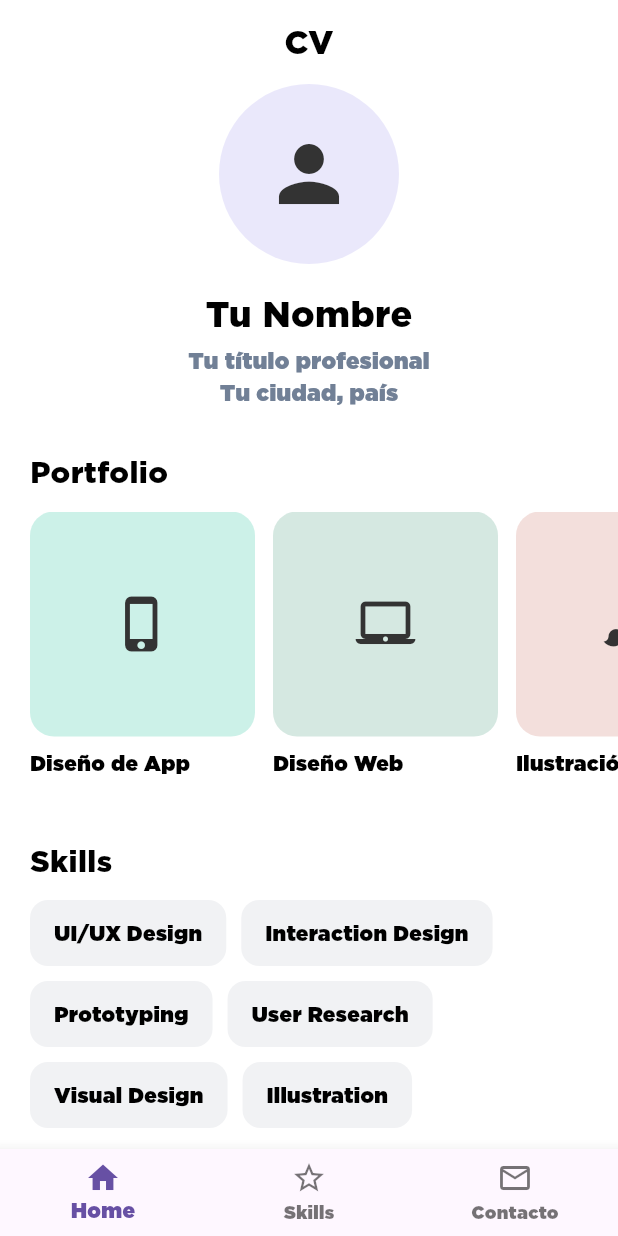
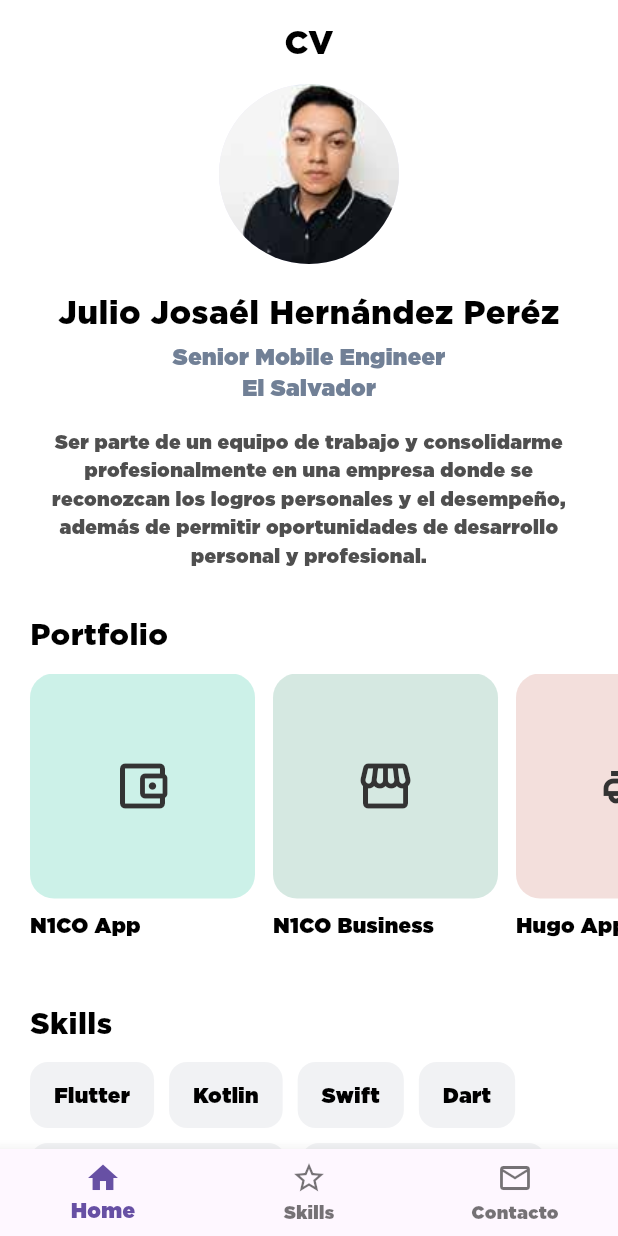
Before and after one commit to josaeljjh/ProfileCV, a Flutter app: the screen it shows after launch, on a phone screen of 412 x 824 dp. Run offline on Flutter 3.47's test engine with Material 3 defaults, Android fonts, the phone set to English and light mode, and no system bars; our stand-ins replace cached_network_image, dio, equatable, flutter_svg, get_it, internet_connection_checker and 2 more; missing offline and left inert: flutter_displaymode.

Commit message:
Populate CV with real data from Julio Josaél Hernández Peréz's CV
Home: real name, title, location, objective statement, real profile
photo (extracted from the uploaded CV PDF), portfolio of real apps
worked on (N1CO, Hugo, Scotiabank, Pagalo, AFP Confia, etc.), core
skills, and full work timeline with descriptions (Mobile SV -> Elanin
-> Hugo Technologies -> N1co Technologies, 2016-2025).

Skills: grouped by area (Flutter/Dart, Android/Kotlin, Arquitectura y
herramientas, iOS/Swift) matching the CV's technology skills section.

Contacto: real email, phone and LinkedIn link.

Co-Authored-By: Claude Sonnet 5 <noreply@anthropic.com>
Claude-Session: https://claude.ai/code/session_01LfEYkEduBRuQwtFwoZxnSY

```diff
--- a/lib/src/ui/features/pages/home/home_page.dart
+++ b/lib/src/ui/features/pages/home/home_page.dart
@@ -11,11 +11,12 @@ class _PortfolioItem {
 }
 
 class _ExperienceItem {
-  const _ExperienceItem(this.company, this.role, this.period);
+  const _ExperienceItem(this.company, this.role, this.period, this.description);
 
   final String company;
   final String role;
   final String period;
+  final String description;
 }
 
 /// "Home" tab: CV summary inspired by the Figma "CV design for mobile" layout -
@@ -23,24 +24,74 @@ class _ExperienceItem {
 class HomePage extends StatelessWidget {
   const HomePage({Key? key}) : super(key: key);
 
+  static const String name = 'Julio Josaél Hernández Peréz';
+  static const String title = 'Senior Mobile Engineer';
+  static const String location = 'El Salvador';
+  static const String objective =
+      'Ser parte de un equipo de trabajo y consolidarme profesionalmente en una '
+      'empresa donde se reconozcan los logros personales y el desempeño, además '
+      'de permitir oportunidades de desarrollo personal y profesional.';
+
   static const List<_PortfolioItem> _portfolio = [
-    _PortfolioItem('Diseño de App', Icons.phone_iphone, iceberg),
-    _PortfolioItem('Diseño Web', Icons.laptop_mac, edgeWater),
-    _PortfolioItem('Ilustración', Icons.brush, dirtyPink300),
+    _PortfolioItem('N1CO App', Icons.account_balance_wallet_outlined, iceberg),
+    _PortfolioItem('N1CO Business', Icons.storefront_outlined, edgeWater),
+    _PortfolioItem('Hugo App', Icons.delivery_dining_outlined, dirtyPink300),
+    _PortfolioItem('Scotiabank App', Icons.account_balance_outlined, soap400),
+    _PortfolioItem('Pagalo App', Icons.payments_outlined, lili300),
+    _PortfolioItem('AFP Confia', Icons.savings_outlined, polar),
+    _PortfolioItem('Yummy App', Icons.restaurant_outlined, auxAlert100),
+    _PortfolioItem('Gourmet Express', Icons.fastfood_outlined, soap300),
   ];
 
   static const List<String> _skills = [
-    'UI/UX Design',
-    'Interaction Design',
-    'Prototyping',
-    'User Research',
-    'Visual Design',
-    'Illustration',
+    'Flutter',
+    'Kotlin',
+    'Swift',
+    'Dart',
+    'Clean Architecture',
+    'Jetpack Compose',
   ];
 
   static const List<_ExperienceItem> _experience = [
-    _ExperienceItem('Tech Innovators Inc.', 'Product Designer', '2021 - Presente'),
-    _ExperienceItem('Creative Solutions Co.', 'UI/UX Designer', '2019 - 2021'),
+    _ExperienceItem(
+      'N1co Technologies',
+      'Senior Flutter Engineer | Staff',
+      '2025',
+      'Liderazgo técnico de la app Business: flujos de pago del PDV '
+          '(tap-to-pay, split payments), integración de métodos de pago y '
+          'nuevo diseño Design 3.0.',
+    ),
+    _ExperienceItem(
+      'N1co Technologies',
+      'Senior Flutter Engineer | TechLead',
+      '2024 - 2025',
+      'Tech Lead. Flutter, Clean Architecture y liderazgo de equipo en '
+          'desarrollo móvil.',
+    ),
+    _ExperienceItem(
+      'N1co Technologies',
+      'Senior Flutter Engineer',
+      '2022 - 2023',
+      'Desarrollo móvil Flutter y Bloc con Clean Architecture.',
+    ),
+    _ExperienceItem(
+      'Hugo Technologies',
+      'Senior Android Engineer',
+      '2020 - 2022',
+      'Desarrollo Android con Jetpack Compose y Clean Architecture.',
+    ),
+    _ExperienceItem(
+      'Elanin',
+      'Senior Android Developer',
+      '2019 - 2020',
+      '1 año en desarrollo de aplicaciones móviles Android.',
+    ),
+    _ExperienceItem(
+      'Mobile SV',
+      'Android Developer',
+      '2016 - 2019',
+      '3 años en desarrollo de aplicaciones móviles Android.',
+    ),
   ];
 
   @override
@@ -82,28 +133,38 @@ class HomePage extends StatelessWidget {
 
   Widget _buildProfileHeader() {
     return Center(
+      child: Padding(
+        padding: const EdgeInsets.symmetric(horizontal: 24),
         child: Column(
           children: [
             const CircleAvatar(
               radius: 60,
               backgroundColor: selago,
-            child: Icon(Icons.person, size: 60, color: carbon500),
+              backgroundImage: AssetImage('assets/images/profile.jpg'),
             ),
             const SizedBox(height: 16),
             const Text(
-            'Tu Nombre',
-            style: TextStyle(fontSize: 24, fontWeight: FontWeight.bold, color: black),
+              name,
+              textAlign: TextAlign.center,
+              style: TextStyle(fontSize: 22, fontWeight: FontWeight.bold, color: black),
             ),
             const SizedBox(height: 4),
             const Text(
-            'Tu título profesional',
+              title,
               style: TextStyle(fontSize: 15, color: slateGray),
             ),
             const Text(
-            'Tu ciudad, país',
+              location,
               style: TextStyle(fontSize: 15, color: slateGray),
             ),
+            const SizedBox(height: 16),
+            const Text(
+              objective,
+              textAlign: TextAlign.center,
+              style: TextStyle(fontSize: 13, color: gray400),
+            ),
           ],
+        ),
       ),
     );
   }
@@ -136,6 +197,7 @@ class HomePage extends StatelessWidget {
                 Container(
                   width: 150,
                   height: 150,
+                  alignment: Alignment.center,
                   decoration: BoxDecoration(
                     color: item.background,
                     borderRadius: BorderRadius.circular(16),
@@ -185,7 +247,10 @@ class HomePage extends StatelessWidget {
       children: _experience
           .map((item) => Padding(
                 padding: const EdgeInsets.symmetric(horizontal: 20, vertical: 12),
-                child: Row(
+                child: Column(
+                  crossAxisAlignment: CrossAxisAlignment.start,
+                  children: [
+                    Row(
                       crossAxisAlignment: CrossAxisAlignment.start,
                       children: [
                         Expanded(
@@ -193,12 +258,12 @@ class HomePage extends StatelessWidget {
                             crossAxisAlignment: CrossAxisAlignment.start,
                             children: [
                               Text(
-                            item.company,
+                                item.role,
                                 style: const TextStyle(fontSize: 16, fontWeight: FontWeight.bold, color: black),
                               ),
                               const SizedBox(height: 2),
                               Text(
-                            item.role,
+                                item.company,
                                 style: const TextStyle(fontSize: 14, color: slateGray),
                               ),
                             ],
@@ -210,6 +275,13 @@ class HomePage extends StatelessWidget {
                         ),
                       ],
                     ),
+                    const SizedBox(height: 4),
+                    Text(
+                      item.description,
+                      style: const TextStyle(fontSize: 13, color: gray400),
+                    ),
+                  ],
+                ),
               ))
           .toList(),
     );
```
Also changed, not shown: lib/src/ui/features/pages/contact/contact_page.dart (+9 -6 lines), lib/src/ui/features/pages/skills/skills_page.dart (+68 -16 lines), assets/images/profile.jpg (added). Lines whose indentation alone changed are shown as unchanged.
